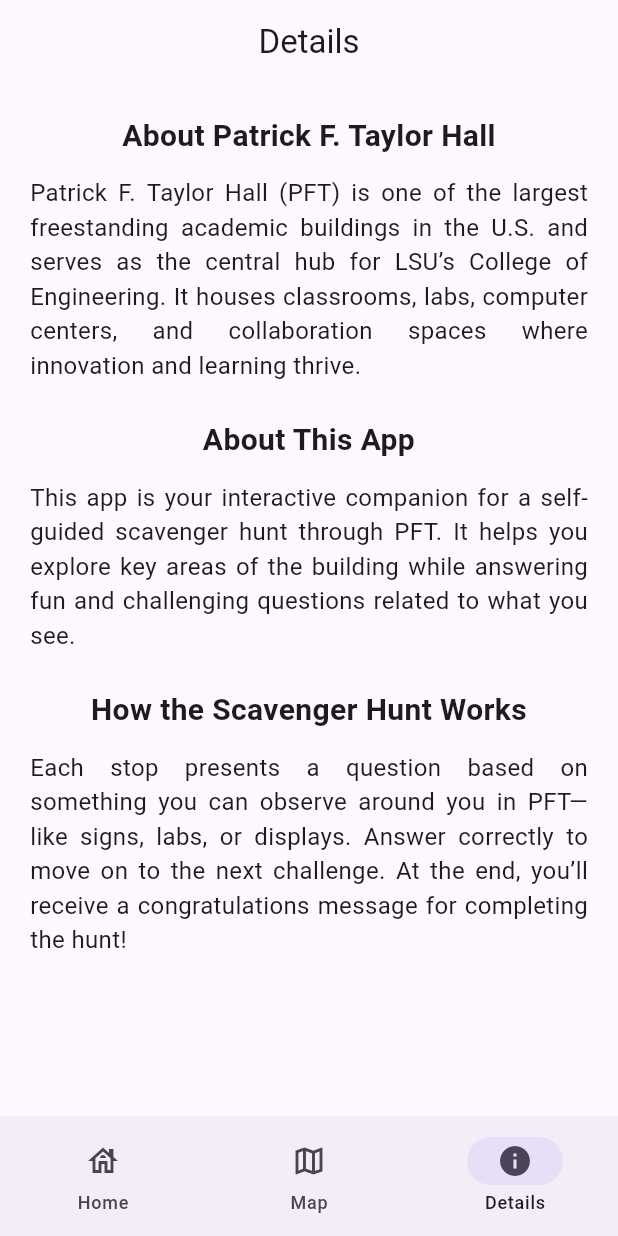
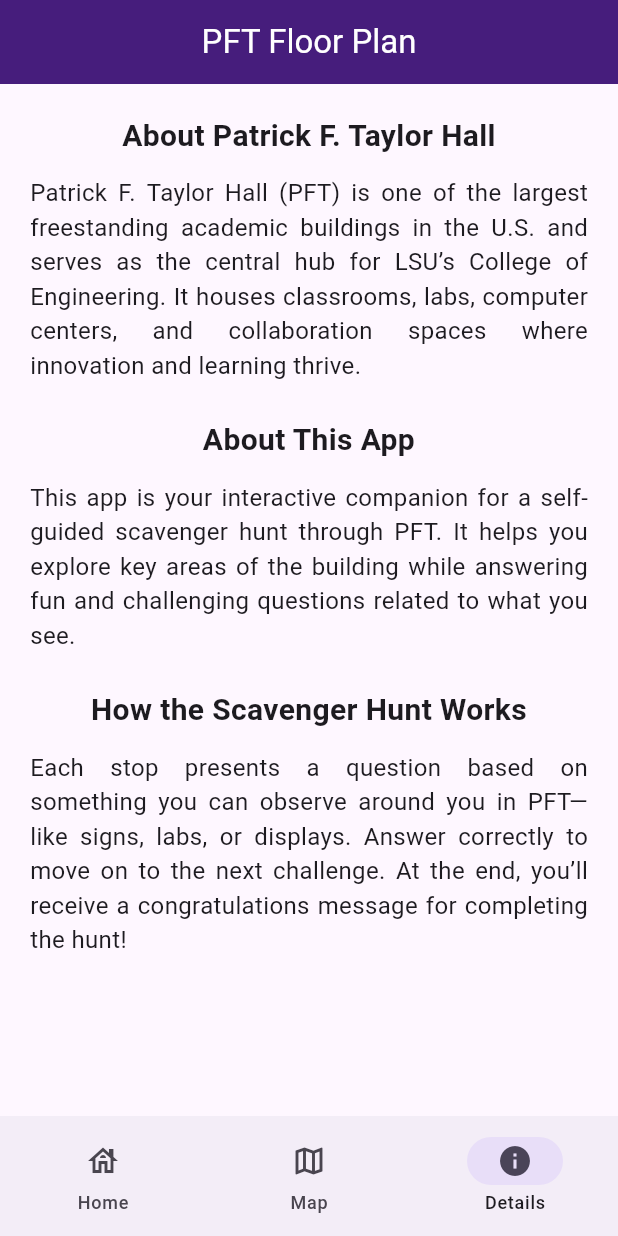
Before and after one commit to DillonSummers/flutter_application_33, a Flutter app: the NavigationExample screen opened directly, item 3 of the bottom bar chosen, on a phone screen of 412 x 824 dp. Run offline on Flutter 3.47's test engine with Material 3 defaults, Android fonts, the phone set to English and light mode, and no system bars; our stand-ins replace google_fonts.

Commit message:
DS commit

```diff
--- a/lib/main.dart
+++ b/lib/main.dart
@@ -95,25 +95,67 @@
   // ✅ Updated Map page with the image
   Scaffold(
   appBar: AppBar(
-      title: const Text('PFT Map'),
+    title: const Text("PFT Floor Plan"),
     centerTitle: true,
+    backgroundColor: const Color(0xFF461D7C), // LSU purple
+    foregroundColor: Colors.white,
   ),
-    body: Center(
-      child: InteractiveViewer(
-        panEnabled: true,
-        minScale: 0.5,
-        maxScale: 4.0,
-        child: Image.asset(
-          'assets/images/pft_map.png',
-          fit: BoxFit.contain,
+  body: Padding(
+    padding: const EdgeInsets.all(24.0),
+    child: Column(
+      mainAxisAlignment: MainAxisAlignment.center,
+      children: [
+        const Icon(
+          Icons.picture_as_pdf,
+          size: 80,
+          color: Color(0xFF461D7C),
         ),
+        const SizedBox(height: 20),
+        const Text(
+          "Need to find your way around PFT?",
+          textAlign: TextAlign.center,
+          style: TextStyle(
+            fontSize: 20,
+            fontWeight: FontWeight.bold,
+          ),
+        ),
+        const SizedBox(height: 10),
+        const Text(
+          "Tap the button below to open the full floor plan for Patrick F. Taylor Hall on LSU's official website.",
+          textAlign: TextAlign.center,
+          style: TextStyle(fontSize: 16),
+        ),
+        const SizedBox(height: 30),
+        ElevatedButton.icon(
+          icon: const Icon(Icons.open_in_new),
+          label: const Text("Open PFT Floor Plan"),
+          style: ElevatedButton.styleFrom(
+            backgroundColor: const Color(0xFF461D7C),
+            foregroundColor: Colors.white,
+            padding: const EdgeInsets.symmetric(horizontal: 24, vertical: 16),
+          ),
+          onPressed: () async {
+            final url = Uri.parse("https://www.lsu.edu/eng/images/pft_floorplan_guide2_webupdated2021.pdf");
+            if (await canLaunchUrl(url)) {
+              await launchUrl(url, mode: LaunchMode.externalApplication);
+            } else {
+              // ignore: use_build_context_synchronously
+              ScaffoldMessenger.of(context).showSnackBar(
+                const SnackBar(content: Text('Could not open the PDF.')),
+              );
+            }
+          },
+        ),
+      ],
     ),
   ),
 ),
   Scaffold(
   appBar: AppBar(
-    title: const Text('Details'),
+  title: const Text('PFT Floor Plan'),
   centerTitle: true,
+  backgroundColor: const Color(0xFF461D7C), // LSU Purple
+  foregroundColor: Colors.white,
 ),
   body: Padding(
     padding: const EdgeInsets.all(20.0),
@@ -160,8 +202,10 @@
       ),
     ),
   ),
-)
+  ),
   ];
+
+  static get appBar => null;
 
   @override
   Widget build(BuildContext context) {
@@ -194,6 +238,14 @@
       ),
     );
   }
+
+  static canLaunchUrl(Uri url) {}
+
+  static launchUrl(Uri url, {required mode}) {}
+}
+
+class LaunchMode {
+  static var externalApplication;
 }
 
 class MyApp extends StatelessWidget {
```
Lines whose indentation alone changed are shown as unchanged.
